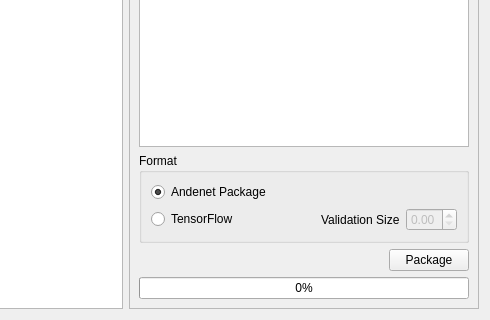
The window that andenet/package_widget.ui (persts/BBoxEE) describes before a commit, drawn with Qt 5; both pictures show x 514 to 1004 and y 255 to 575 of the 1004 by 575 pixel window.
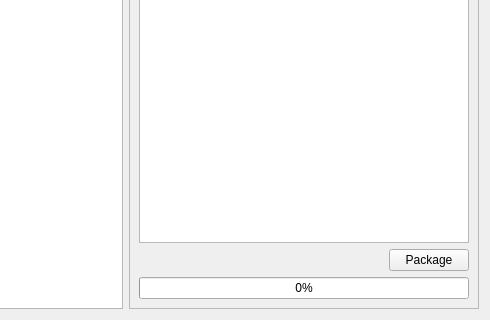
The same window after the commit.

The edit to the form file:
```diff
--- a/andenet/package_widget.ui
+++ b/andenet/package_widget.ui
@@ -67,71 +67,6 @@
       <enum>QFrame::Raised</enum>
      </property>
      <layout class="QGridLayout" name="gridLayout">
-      <item row="2" column="0">
-       <widget class="QGroupBox" name="groupBox_2">
-        <property name="title">
-         <string>Format</string>
-        </property>
-        <layout class="QGridLayout" name="gridLayout_3">
-         <item row="1" column="0">
-          <widget class="QRadioButton" name="radioButtonTensorFlow">
-           <property name="text">
-            <string>TensorFlow</string>
-           </property>
-           <property name="checked">
-            <bool>false</bool>
-           </property>
-          </widget>
-         </item>
-         <item row="1" column="1">
-          <spacer name="horizontalSpacer_2">
-           <property name="orientation">
-            <enum>Qt::Horizontal</enum>
-           </property>
-           <property name="sizeHint" stdset="0">
-            <size>
-             <width>216</width>
-             <height>20</height>
-            </size>
-           </property>
-          </spacer>
-         </item>
-         <item row="1" column="2">
-          <widget class="QLabel" name="label">
-           <property name="text">
-            <string>Validation Size</string>
-           </property>
-          </widget>
-         </item>
-         <item row="1" column="3">
-          <widget class="QDoubleSpinBox" name="doubleSpinBoxValidation">
-           <property name="enabled">
-            <bool>false</bool>
-           </property>
-           <property name="minimum">
-            <double>0.000000000000000</double>
-           </property>
-           <property name="maximum">
-            <double>0.300000000000000</double>
-           </property>
-           <property name="singleStep">
-            <double>0.050000000000000</double>
-           </property>
-          </widget>
-         </item>
-         <item row="0" column="0" colspan="4">
-          <widget class="QRadioButton" name="radioButtonAndenet">
-           <property name="text">
-            <string>Andenet Package</string>
-           </property>
-           <property name="checked">
-            <bool>true</bool>
-           </property>
-          </widget>
-         </item>
-        </layout>
-       </widget>
-      </item>
       <item row="1" column="0">
        <widget class="QTableWidget" name="tableWidgetRemap">
         <property name="maximumSize">
```
Left out of the diff: 4 changed lines with no effect on the pictures.
